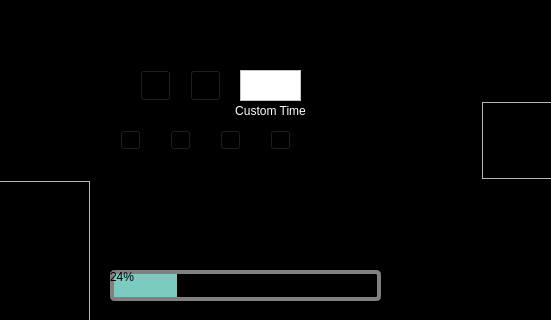
Old version of the form MLGproject/mainwindow.ui in the repository MinhThong14/Cranial-Electrical-Stimulation-Device-Simulator; both pictures show x 90 to 641 and y 0 to 320 of the 1120 by 600 pixel window.
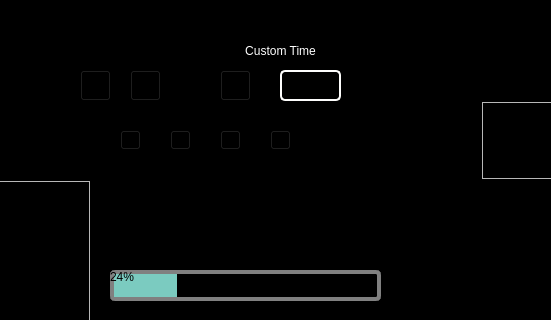
New version of the form. Icons and pictures are not drawn.

Diff of the .ui file:
```diff
--- a/MLGproject/mainwindow.ui
+++ b/MLGproject/mainwindow.ui
@@ -131,7 +131,7 @@
     <widget class="QLabel" name="topRight1">
      <property name="geometry">
       <rect>
-       <x>450</x>
+       <x>460</x>
        <y>30</y>
        <width>41</width>
        <height>21</height>
@@ -205,7 +205,7 @@
     <widget class="QLabel" name="topRight2">
      <property name="geometry">
       <rect>
-       <x>500</x>
+       <x>510</x>
        <y>30</y>
        <width>41</width>
        <height>20</height>
@@ -230,7 +230,7 @@
     <widget class="QLabel" name="topRight3">
      <property name="geometry">
       <rect>
-       <x>450</x>
+       <x>460</x>
        <y>60</y>
        <width>41</width>
        <height>20</height>
@@ -255,7 +255,7 @@
     <widget class="QLabel" name="topRight4">
      <property name="geometry">
       <rect>
-       <x>500</x>
+       <x>510</x>
        <y>60</y>
        <width>41</width>
        <height>20</height>
@@ -1025,7 +1025,7 @@
     <widget class="QPushButton" name="time20Button">
      <property name="geometry">
       <rect>
-       <x>220</x>
+       <x>160</x>
        <y>70</y>
        <width>31</width>
        <height>31</height>
@@ -1041,7 +1041,7 @@
     <widget class="QPushButton" name="time45Button">
      <property name="geometry">
       <rect>
-       <x>270</x>
+       <x>210</x>
        <y>70</y>
        <width>31</width>
        <height>31</height>
@@ -1057,8 +1057,8 @@
     <widget class="QLabel" name="customTimeLabel">
      <property name="geometry">
       <rect>
-       <x>310</x>
-       <y>100</y>
+       <x>320</x>
+       <y>40</y>
        <width>81</width>
        <height>21</height>
       </rect>
@@ -1073,24 +1073,6 @@
       <set>Qt::AlignCenter</set>
      </property>
     </widget>
-    <widget class="QTextEdit" name="textEdit">
-     <property name="geometry">
-      <rect>
-       <x>320</x>
-       <y>70</y>
-       <width>61</width>
-       <height>31</height>
-      </rect>
-     </property>
-     <property name="font">
-      <font>
-       <pointsize>9</pointsize>
-      </font>
-     </property>
-     <property name="styleSheet">
-      <string notr="true">background-color: rgb(255, 255, 255);</string>
-     </property>
-    </widget>
     <widget class="QCheckBox" name="checkBox">
      <property name="geometry">
       <rect>
@@ -1295,6 +1277,41 @@
       <set>Qt::AlignCenter</set>
      </property>
     </widget>
+    <widget class="QPushButton" name="customTimeButton">
+     <property name="geometry">
+      <rect>
+       <x>300</x>
+       <y>70</y>
+       <width>31</width>
+       <height>31</height>
+      </rect>
+     </property>
+     <property name="styleSheet">
+      <string notr="true">border-image: url(:/pngs/topMiddlePlus.png);</string>
+     </property>
+     <property name="text">
+      <string/>
+     </property>
+    </widget>
+    <widget class="QLineEdit" name="customTimeBox">
+     <property name="geometry">
+      <rect>
+       <x>360</x>
+       <y>70</y>
+       <width>61</width>
+       <height>31</height>
+      </rect>
+     </property>
+     <property name="styleSheet">
+      <string notr="true">border: 2px solid white;
+border-radius: 5px;
+border-color: #fdfdfc;
+color: #fdfdfc;</string>
+     </property>
+     <property name="text">
+      <string/>
+     </property>
+    </widget>
    </widget>
    <widget class="QFrame" name="Background_2">
     <property name="geometry">
```
